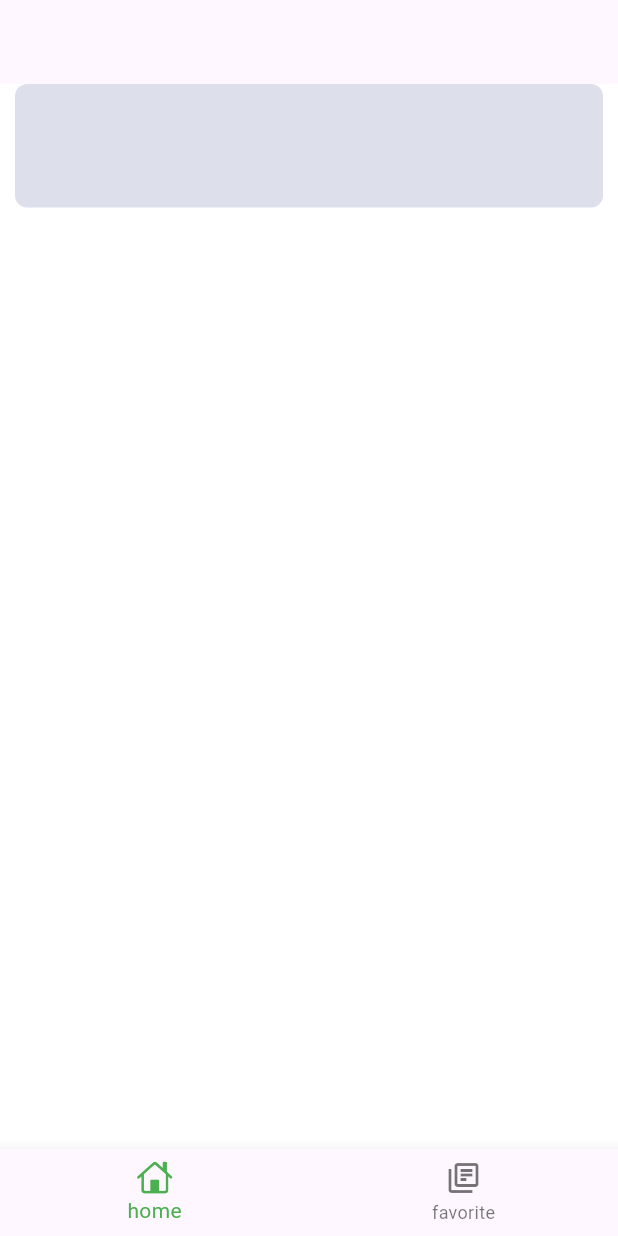
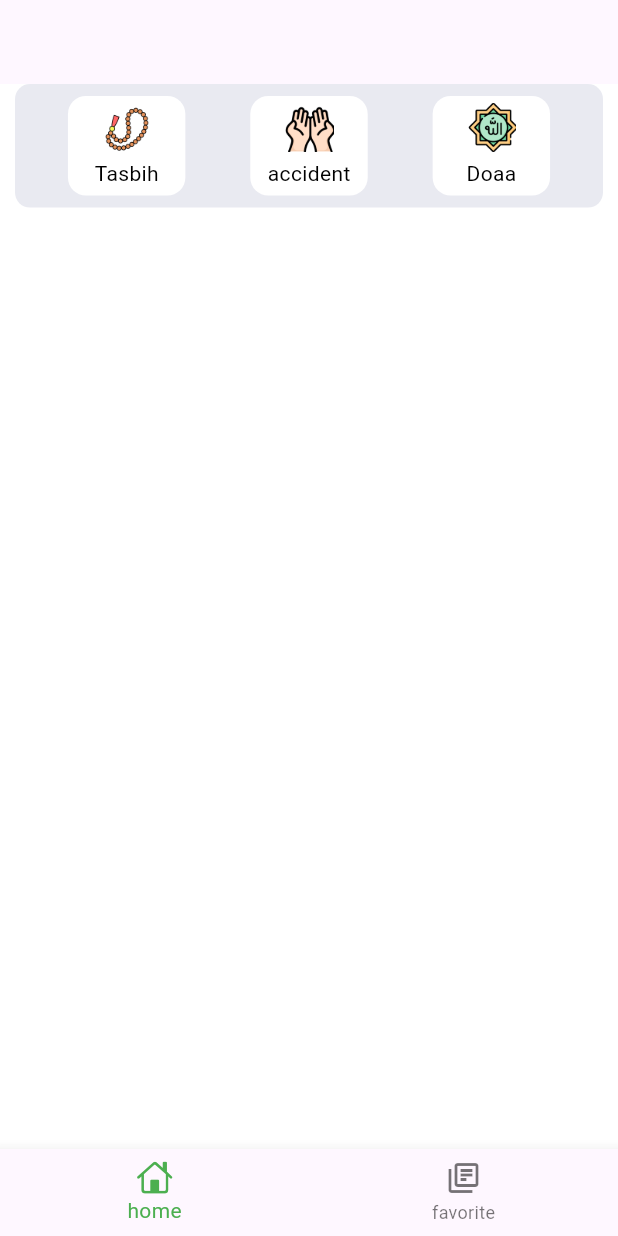
Before and after one commit to Khaled112003/islami, a Flutter app: the screen it shows after launch, on a phone screen of 412 x 824 dp. Run offline on Flutter 3.47's test engine with Material 3 defaults, Android fonts, the light colour scheme and no system bars; our stand-ins replace go_router.

Commit message:
create a bottomNavigationBar & app bar

```diff
--- a/lib/Features/home/presentation/views/widgets/azkar.dart
+++ /dev/null
@@ -1,18 +0,0 @@
-import 'package:flutter/material.dart';
-
-class azkar extends StatelessWidget {
-  const azkar({super.key});
-
-  @override
-  Widget build(BuildContext context) {
-    return Container(decoration: BoxDecoration(
-      borderRadius: BorderRadius.circular(8)
-      , color:const Color(0xFFDDDFEA)
-    )
-      ,
-    height: MediaQuery.of(context).size.height*0.1, child:
-    Row(children: [
-
-    ],),);
-  }
-}
--- a/lib/Features/home/presentation/views/widgets/customImage_item.dart
+++ /dev/null
@@ -1,10 +0,0 @@
-import 'package:flutter/material.dart';
-
-class ImageItem extends StatelessWidget {
-  const ImageItem({super.key});
-
-  @override
-  Widget build(BuildContext context) {
-    return SizedBox();
-  }
-}
--- /dev/null
+++ b/lib/Features/home/presentation/views/widgets/custom_appbar.dart
@@ -0,0 +1,27 @@
+import 'package:flutter/material.dart';
+import 'package:islami/Features/home/presentation/views/widgets/item_image.dart';
+import 'package:islami/core/constant/my_color.dart';
+
+class customAppbar extends StatelessWidget {
+  const customAppbar({super.key});
+
+  @override
+  Widget build(BuildContext context) {
+    return Container(decoration: BoxDecoration(
+      borderRadius: BorderRadius.circular(10)
+      , color:Mycolors.collectionColor ,
+    )
+      ,
+    height: MediaQuery.of(context).size.height*0.10, child:
+   const Row(
+    mainAxisAlignment: MainAxisAlignment.spaceEvenly, children: [
+
+      ItemImage(image: 'assets/images/sbhaa.png', text: 'Tasbih',),
+
+      ItemImage(image: 'assets/images/doaa.png' ,text: 'accident',),
+
+      ItemImage(image: 'assets/images/ahades.png' , text: 'Doaa',),
+
+    ],),);
+  }
+}
--- a/lib/Features/home/presentation/views/widgets/home_body.dart
+++ b/lib/Features/home/presentation/views/widgets/home_body.dart
@@ -1,6 +1,6 @@
 import 'package:flutter/cupertino.dart';
 import 'package:flutter/material.dart';
-import 'package:islami/Features/home/presentation/views/widgets/azkar.dart';
+import 'package:islami/Features/home/presentation/views/widgets/custom_appbar.dart';
 
 class HomeBody extends StatelessWidget {
   const HomeBody({super.key});
@@ -8,7 +8,7 @@ class HomeBody extends StatelessWidget {
   @override
   Widget build(BuildContext context) {
     return const Column(children: [
-      azkar()
+      customAppbar()
 
     ],);
   }
--- /dev/null
+++ b/lib/Features/home/presentation/views/widgets/item_image.dart
@@ -0,0 +1,35 @@
+import 'package:flutter/material.dart';
+import 'package:islami/core/constant/my_color.dart';
+
+class ItemImage extends StatelessWidget {
+  const ItemImage({super.key, required this.image, required this.text});
+  final String image;
+  final String text;
+
+
+
+  @override
+  Widget build(BuildContext context) {
+    return Padding(
+      padding: const EdgeInsets.all(8.0),
+      child: SizedBox(height: double.infinity,width: MediaQuery.of(context).size.width*0.19,
+        child: Container(
+
+          decoration: BoxDecoration(
+              color: Mycolors.myWhite, borderRadius: BorderRadius.circular(12)),
+          child: Column( mainAxisAlignment: MainAxisAlignment.spaceEvenly,
+            children: [
+              Image.asset(
+                height: MediaQuery.of(context).size.height*0.04,
+                image,
+                fit: BoxFit.fill,
+              ),
+
+              Text(text)
+            ],
+          ),
+        ),
+      ),
+    );
+  }
+}
--- /dev/null
+++ b/lib/core/constant/my_color.dart
@@ -0,0 +1,7 @@
+import 'package:flutter/material.dart';
+import 'package:flutter/widgets.dart';
+
+class Mycolors{
+  static const Color myWhite= Color(0xFFFFFFFF);
+   static const Color collectionColor = Color.fromARGB(153, 218, 220, 232);
+}
--- a/lib/main.dart
+++ b/lib/main.dart
@@ -1,4 +1,5 @@
 import 'package:flutter/material.dart';
+import 'package:islami/core/constant/my_color.dart';
 import 'package:islami/core/utilitis/routes.dart';
 
 void main() {
@@ -14,7 +15,7 @@ class IslamiApp extends StatelessWidget {
       debugShowCheckedModeBanner: false,
       routerConfig: router,
       theme: ThemeData.light().copyWith(
-        scaffoldBackgroundColor: Color(0xFFFFFFFF),
+        scaffoldBackgroundColor:Mycolors.myWhite,
         textTheme: ThemeData.light().textTheme.apply(
               bodyColor: Colors.black,
               displayColor: Colors.black,
--- a/pubspec.yaml
+++ b/pubspec.yaml
@@ -61,8 +61,8 @@ flutter:
   uses-material-design: true
 
   # To add assets to your application, add an assets section, like this:
-  # assets:
-  #   - images/a_dot_burr.jpeg
+  assets:
+    - assets/images/
   #   - images/a_dot_ham.jpeg
 
   # An image asset can refer to one or more resolution-specific "variants", see
```
Also changed, not shown: assets/images/ahades.png, assets/images/doaa.png, assets/images/sbhaa.png.
